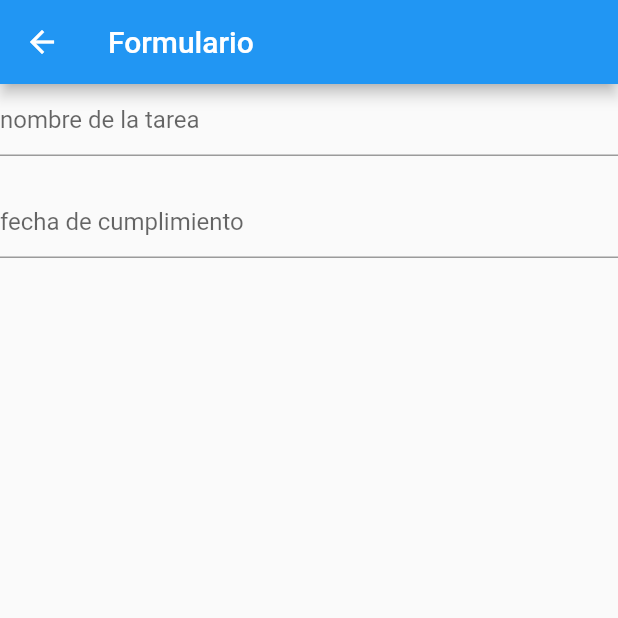
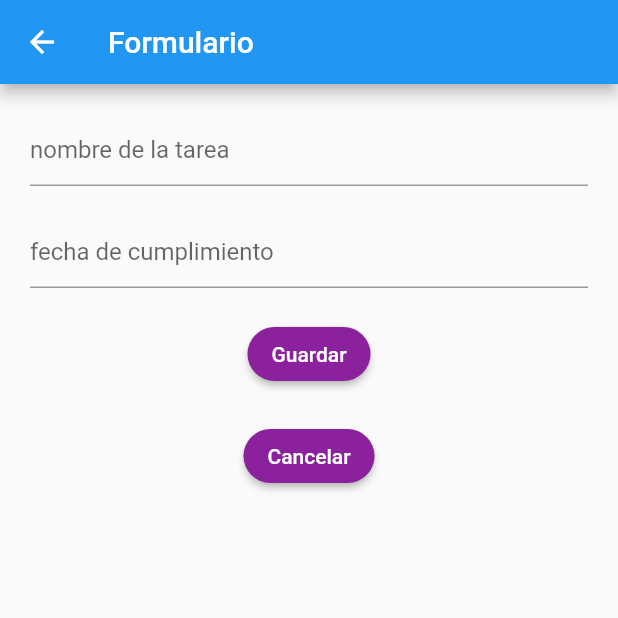
Before and after one commit to Camila-Negron/practica1, a Flutter app: the Formulario screen opened by its route, on a phone screen of 412 x 824 dp, the top half of it. Run offline on Flutter 3.47's test engine with Material 2 defaults, Android fonts, the phone set to English and light mode, and no system bars.

Commit message:
botones tarea

```diff
--- a/lib/formulario.dart
+++ b/lib/formulario.dart
@@ -1,42 +1,66 @@
 import 'package:flutter/material.dart';
 
 class Formulario extends StatefulWidget {
-  Formulario({Key? key}):super(key: key);
+  Formulario({Key? key}) : super(key: key);
   _FormularioState createState() => _FormularioState();
   static final nombrePagina = "formulario";
 }
 
+class _FormularioState extends State<Formulario> {
+  final idForm = GlobalKey<FormState>();
 
-class _FormularioState extends State<Formulario> {
   @override
   Widget build(BuildContext context) {
     return Scaffold(
       appBar: AppBar(
         title: Text("Formulario"),
       ),
-      body: Form(
+      body: Container(
+        margin: EdgeInsets.all(20.0),
+        child: Form(
+          key: idForm,
           child: Column(
             children: <Widget>[
               TextFormField(
-              decoration: InputDecoration(
-                hintText: "nombre de la tarea"
+                decoration: InputDecoration(hintText: "nombre de la tarea"),
+              ),
+              Container(
+                margin: EdgeInsets.only(top: 20.0),
+                child: TextFormField(
+                  maxLines: null,
+                  decoration:
+                      InputDecoration(hintText: "fecha de cumplimiento"),
                 ),
               ),
               Container(
-              margin: EdgeInsets.only(
-                top:20.0
-              ),
-              child: TextFormField(
-                maxLines: null,
-                decoration: InputDecoration(
-                  hintText: "fecha de cumplimiento"
+                margin: EdgeInsets.only(top: 20.0),
+                child: ElevatedButton(
+                  onPressed: () => {},
+                  child: Text('Guardar'),
+                  style: ElevatedButton.styleFrom(
+                    primary: Color.fromARGB(255, 139, 33, 157),
+                    shape: RoundedRectangleBorder(
+                      borderRadius: BorderRadius.circular(20),
                     ),
                   ),
                 ),
-
-
-        )
-
+              ),
+              Container(
+                margin: EdgeInsets.only(top: 20.0),
+                child: ElevatedButton(
+                  onPressed: () => {},
+                  child: Text('Cancelar'),
+                  style: ElevatedButton.styleFrom(
+                    primary: Color.fromARGB(255, 139, 33, 157),
+                    shape: RoundedRectangleBorder(
+                      borderRadius: BorderRadius.circular(20),
+                    ),
+                  ),
+                ),
+              ),
+            ],
+          ),
+        ),
       ),
     );
   }
```
Lines whose indentation alone changed are shown as unchanged.
